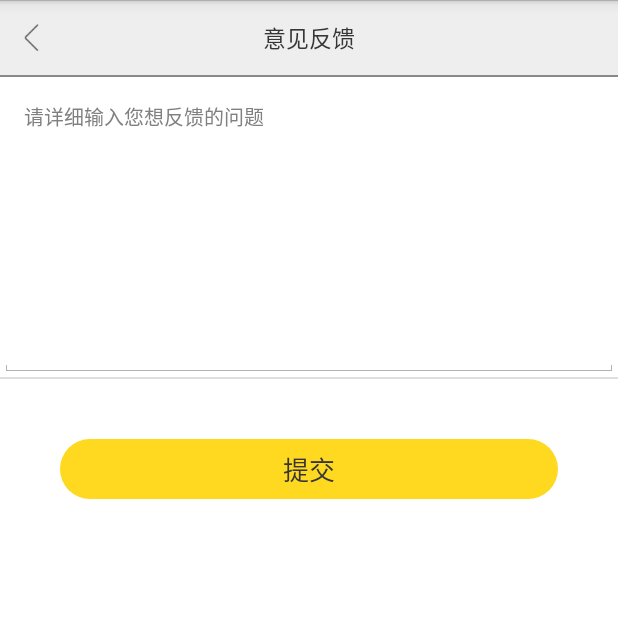
After one commit to lineCode/BKAppStation, an Android app: the FeedbackActivity screen opened directly, with no data from a screen before it, on a phone screen of 412 x 824 dp, the top half of it. The commit adds this screen. Run offline under Robolectric (Android 15) with nearby library versions, the phone set to English and light mode, and no system bars; libraries missing offline, so code that uses them is left out: com.umeng.analytics; network calls fail; 1 statement that could not run was skipped.

Commit message:
add login, feedback, about

```diff
--- a/app/src/main/AndroidManifest.xml
+++ b/app/src/main/AndroidManifest.xml
@@ -37,6 +37,12 @@
             android:name=".activity.AppListActivity"
             android:screenOrientation="portrait" />
 
+        <activity android:name=".activity.AboutActivity"
+            android:screenOrientation="portrait"/>
+
+        <activity android:name=".activity.FeedbackActivity"
+            android:screenOrientation="portrait"/>
+
         <receiver android:name=".receiver.AppInstallRcv">
             <intent-filter>
                 <action android:name="android.intent.action.PACKAGE_ADDED"></action>
--- /dev/null
+++ b/app/src/main/java/com/xiaozi/appstore/activity/FeedbackActivity.kt
@@ -0,0 +1,30 @@
+package com.xiaozi.appstore.activity
+
+import android.os.Bundle
+import com.xiaozi.appstore.R
+import com.xiaozi.appstore.ZToast
+import com.xiaozi.appstore.manager.NetManager
+import com.xiaozi.appstore.safety
+import kotlinx.android.synthetic.main.a_feedback.*
+
+/**
+ * Created by fish on 18-1-15.
+ */
+class FeedbackActivity : BaseBarActivity() {
+    override fun title() = "意见反馈"
+
+    override fun layoutID() = R.layout.a_feedback
+
+    override fun onCreate(savedInstanceState: Bundle?) {
+        super.onCreate(savedInstanceState)
+        et_feedback.text.toString().safety {
+            if (this.isEmpty()) {
+                ZToast("请输入反馈内容")
+            }
+            tv_feedback_apply.setOnClickListener {
+                NetManager.applyFeedback(this, { ZToast("反馈上报成功") }, this@FeedbackActivity::ZToast)
+            }
+        }
+    }
+
+}
--- /dev/null
+++ b/app/src/main/res/drawable/func_btn.xml
@@ -0,0 +1,7 @@
+<?xml version="1.0" encoding="utf-8"?>
+<shape xmlns:android="http://schemas.android.com/apk/res/android" >
+    <solid android:color="#ffd820"/>
+    <padding android:top="0dp" android:bottom="0dp"/>
+    <corners android:radius="20dp"/>
+    <stroke android:width="0dp" android:color="#00ffffff"/>
+</shape>
--- /dev/null
+++ b/app/src/main/res/layout/a_feedback.xml
@@ -0,0 +1,35 @@
+<?xml version="1.0" encoding="utf-8"?>
+<LinearLayout xmlns:android="http://schemas.android.com/apk/res/android"
+    android:layout_width="match_parent"
+    android:layout_height="match_parent"
+    android:background="@color/common_bg"
+    android:orientation="vertical">
+
+    <EditText
+        android:id="@+id/et_feedback"
+        android:layout_width="match_parent"
+        android:layout_height="200dp"
+        android:gravity="top|left"
+        android:hint="请详细输入您想反馈的问题"
+        android:padding="16dp"
+        android:textColor="@color/text_dark"
+        android:textSize="@dimen/common_text" />
+
+    <View
+        android:layout_width="match_parent"
+        android:layout_height="1dp"
+        android:background="@color/line" />
+
+    <TextView
+        android:id="@+id/tv_feedback_apply"
+        android:layout_width="match_parent"
+        android:layout_height="40dp"
+        android:layout_margin="40dp"
+        android:background="@drawable/func_btn"
+        android:gravity="center"
+        android:text="提交"
+        android:textColor="@color/text_dark"
+        android:textSize="@dimen/act_text" />
+
+
+</LinearLayout>
--- a/app/src/main/res/values/dimens.xml
+++ b/app/src/main/res/values/dimens.xml
@@ -5,4 +5,5 @@
     <dimen name="tab_text">14dp</dimen>
     <dimen name="title_text">15dp</dimen>
     <dimen name="act_text">17dp</dimen>
+    <dimen name="big_text">18dp</dimen>
 </resources>
--- a/app/src/main/res/values/strings.xml
+++ b/app/src/main/res/values/strings.xml
@@ -1,3 +1,5 @@
 <resources>
-    <string name="app_name">AppStore</string>
+    <string name="app_name">贝壳应用市场</string>
+
+    <string name="app_about"></string>
 </resources>
```
Also changed, not shown: app/build.gradle (+7 -2 lines), app/src/main/java/com/xiaozi/appstore/activity/AboutActivity.kt (added, +11 -0 lines), app/src/main/java/com/xiaozi/appstore/manager/NetManager.kt (+31 -0 lines), app/src/main/java/com/xiaozi/appstore/wxapi/WXEntryActivity.kt (added, +102 -0 lines), app/src/main/java/com/xiaozi/appstore/wxapi/WXHelper.kt (added, +47 -0 lines), app/src/main/res/layout/a_about.xml (added, +53 -0 lines), app/src/main/res/drawable-xhdpi/image_about.png (added), 1 other file.
